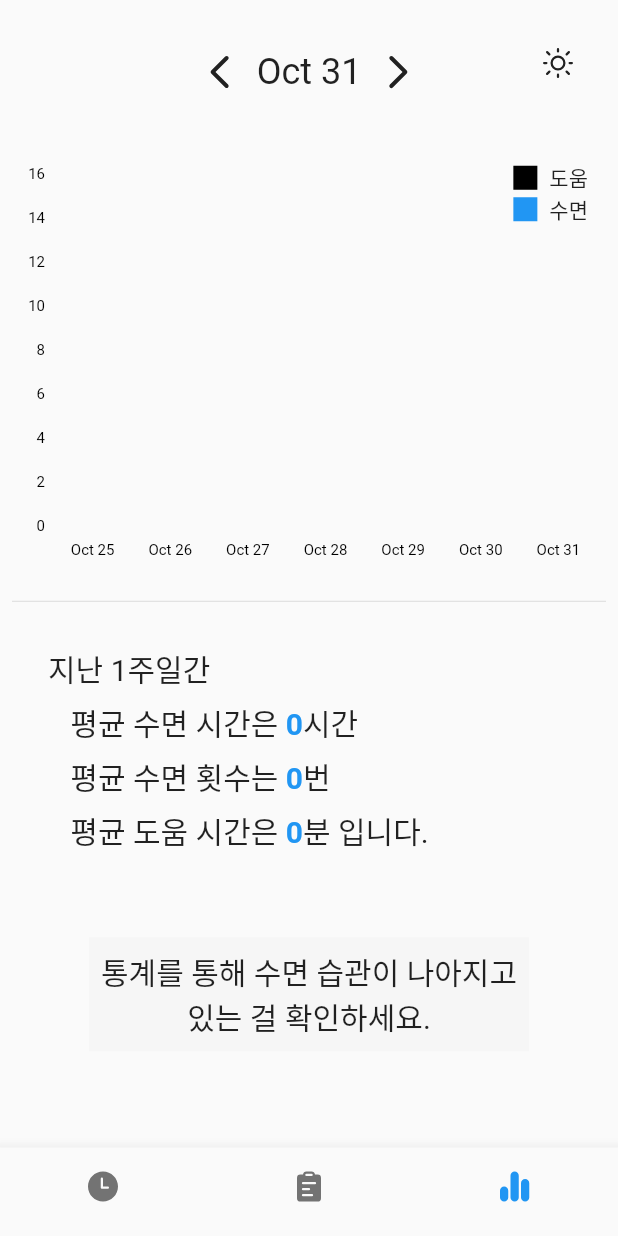
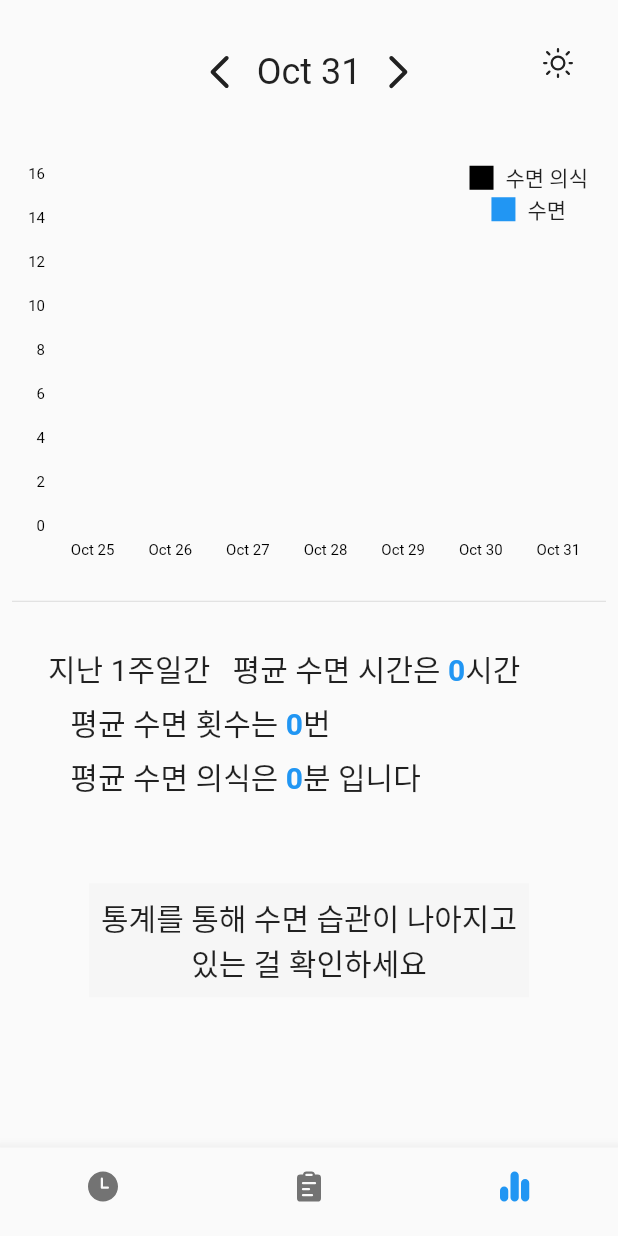
Before and after one commit to gaerongsalon/baby-sleep-time, a Flutter app: the screen it shows after launch, item 3 of the bottom bar chosen, on a phone screen of 412 x 824 dp. Run offline on Flutter 3.47's test engine with Material 2 defaults, Android fonts, the phone set to English and light mode, and no system bars; drawn by our look-alikes of fl_chart; our stand-ins replace floor, fluentui_icons, flutter_datetime_picker, shared_preferences, sqflite; missing offline and left inert: highlighter_coachmark; accounts and stored records are empty; generated files the repository leaves out were written again; statements that could not run were skipped.

Commit message:
Revise messages

```diff
--- a/lib/components/show_coach.dart
+++ b/lib/components/show_coach.dart
@@ -1,4 +1,5 @@
 import 'dart:async';
+
 import 'package:flutter/material.dart';
 import 'package:highlighter_coachmark/highlighter_coachmark.dart';
 
--- a/lib/screens/home/home_screen.dart
+++ b/lib/screens/home/home_screen.dart
@@ -2,6 +2,7 @@ import 'package:fluentui_icons/fluentui_icons.dart';
 import 'package:flutter/material.dart';
 
 import '../../constants.dart';
+import '../../services/messages.dart';
 import '../../tabs/chart/chart_tab_page.dart';
 import '../../tabs/table/table_tab_page.dart';
 import '../../tabs/watch/watch_tab_page.dart';
@@ -23,6 +24,7 @@ class _HomeScreenState extends State<HomeScreen> {
     WatchTabPage(),
     TableTabPage(),
     ChartTabPage(),
+    // SettingTabPage(),
   ];
 
   @override
@@ -41,17 +43,21 @@ class _HomeScreenState extends State<HomeScreen> {
         currentIndex: _tabIndex,
         items: [
           const BottomNavigationBarItem(
-            title: Text("기록"),
+            label: kText_TabMenuWatch,
             icon: const Icon(FluentSystemIcons.ic_fluent_clock_filled),
           ),
           const BottomNavigationBarItem(
-            title: Text("일지"),
+            label: kText_TabMenuTable,
             icon: const Icon(FluentSystemIcons.ic_fluent_clipboard_text_filled),
           ),
           const BottomNavigationBarItem(
-            title: Text("통계"),
+            label: kText_TabMenuStatistics,
             icon: const Icon(FluentSystemIcons.ic_fluent_poll_filled),
           ),
+          // const BottomNavigationBarItem(
+          //   label: kText_TabMenuSettings,
+          //   icon: const Icon(FluentSystemIcons.ic_fluent_settings_filled),
+          // ),
         ],
       ),
       floatingActionButton: Column(
--- a/lib/screens/splash/splash_screen.dart
+++ b/lib/screens/splash/splash_screen.dart
@@ -1,4 +1,5 @@
-import 'package:baby_sleep_time/services/store/tip_state.dart';
+import '../../services/messages.dart';
+import '../../services/store/tip_state.dart';
 import 'package:flutter/material.dart';
 
 import '../../constants.dart';
@@ -44,7 +45,7 @@ class _SplashScreenState extends State<SplashScreen> {
                 ),
                 Padding(
                   padding: const EdgeInsets.only(top: 32.0),
-                  child: Text("자장자장",
+                  child: Text(kText_AppTitle,
                       style: TextStyle(
                           decoration: TextDecoration.none, fontSize: 24.0)),
                 )
--- /dev/null
+++ b/lib/services/messages.dart
@@ -0,0 +1,43 @@
+const kText_TabMenuWatch = "기록";
+const kText_TabMenuTable = "일지";
+const kText_TabMenuStatistics = "통계";
+const kText_TabMenuSettings = "설정";
+
+const kText_AppTitle = "자장자장";
+
+const kText_ActionHelp = "수면 의식";
+const kText_ActionSleep = "수면";
+const kText_ActionDelete = "삭제";
+const kText_ActionCancel = "취소";
+const kText_ActionYes = "네";
+const kText_ActionNo = "아니오";
+const kText_ActionDebug = "디버그";
+
+const kText_WatchStartHelp = "수면 의식 시작해볼까요?";
+const kText_WatchHelpProgress = "아이를 믿고 기다려봐요";
+const kText_WatchSleepProgress = "수고했어요!";
+
+const kText_TableNoData = "아직 기록이 없습니다";
+const kText_TableConfirmToDelete = "삭제할까요?";
+const kText_TableDeleteLabel = "선택한 항목을 삭제합니다";
+
+const kText_ReportTitle = "지난 1주일간";
+const kText_ReportSleepHours = "수면 시간은";
+const kText_ReportSleepCount = "수면 횟수는";
+const kText_ReportHelpMinutes = "수면 의식은";
+const kText_ReportHourUnit = "시간";
+const kText_ReportCountUnit = "번";
+const kText_ReportMinuteUnit = "분";
+const kText_ReportAverage = "평균";
+const kText_ReportEnd = "입니다";
+
+const kText_TipWatchStartHelp = "아이콘을 눌러\n수면 의식을 기록해보세요";
+const kText_TipWatchStartSleep = "수면 의식이 끝나면 아이콘을 누르고\n이제부터 수면 시간을 측정하세요";
+const kText_TipWatchHaltCancel = "아이가 너무 힘들어 하면\n그만 둘 수 있어요";
+const kText_TipWatchSleepEnd = "아이가 잠에서 깨면 아이콘을 누르고\n지금까지의 수면 시간을 기록하세요";
+const kText_TipWatchFirstRecord = "첫 수면 기록이 완성되었어요";
+const kText_TipStatistics = "통계를 통해 수면 습관이 나아지고\n있는 걸 확인하세요";
+const kText_TipTable = "하루의 수면 의식과\n수면 시간을 기록합니다";
+
+const kText_DebugGenerateTestData = "테스트 데이터 생성";
+const kText_DebugDeleteAllData = "모든 데이터 삭제";
--- a/lib/services/store/store.dart
+++ b/lib/services/store/store.dart
@@ -1,5 +1,3 @@
-import 'package:floor/floor.dart';
-
 import '../../models/sleep_history.dart';
 import 'sleep_history_dao.dart';
 import 'sleep_history_database.dart';
--- a/lib/services/store/tip_state.dart
+++ b/lib/services/store/tip_state.dart
@@ -3,12 +3,12 @@ import 'dart:collection';
 import 'package:shared_preferences/shared_preferences.dart';
 
 class TipState {
-  static const recordStartKey = "tipstate.recordstart";
-  static const sleepStartButtonKey = "tipstate.sleepstart";
-  static const wakeupButtonKey = "tipstate.wakeup";
-  static const firstRecordKey = "tipstate.firstrecord";
-  static const tableKey = "tipstate.table";
-  static const chartKey = "tipstate.chart";
+  static const recordStartKey = "tip.state.recordstart";
+  static const sleepStartButtonKey = "tip.state.sleepstart";
+  static const wakeupButtonKey = "tip.state.wakeup";
+  static const firstRecordKey = "tip.state.firstrecord";
+  static const tableKey = "tip.state.table";
+  static const chartKey = "tip.state.chart";
 
   static final _allKeys = [
     recordStartKey,
--- a/lib/tabs/chart/chart_tab_page.dart
+++ b/lib/tabs/chart/chart_tab_page.dart
@@ -1,10 +1,11 @@
-import 'package:baby_sleep_time/services/store/tip_state.dart';
 import 'package:flutter/material.dart';
 
 import '../../components/date_header.dart';
 import '../../components/tip_text.dart';
 import '../../services/chart/chart_data.dart';
 import '../../services/chart/generate_chart_data.dart';
+import '../../services/messages.dart';
+import '../../services/store/tip_state.dart';
 import '../../utils/date_converter.dart';
 import 'components/stacked_bar_chart.dart';
 
@@ -68,8 +69,8 @@ class _ChartTabPageState extends State<ChartTabPage> {
                 right: 12,
                 child: Column(
                   children: [
-                    _LegendLabel(color: helpColor, label: "도움"),
-                    _LegendLabel(color: sleepColor, label: "수면"),
+                    _LegendLabel(color: helpColor, label: kText_ActionHelp),
+                    _LegendLabel(color: sleepColor, label: kText_ActionSleep),
                   ],
                 ),
               )
@@ -80,21 +81,30 @@ class _ChartTabPageState extends State<ChartTabPage> {
               width: double.infinity,
               padding: const EdgeInsets.symmetric(vertical: 16, horizontal: 24),
               child: Text.rich(TextSpan(
-                  text: "지난 1주일간\n",
+                  text: kText_ReportTitle,
                   children: []
                     ..addAll(_buildStatText(
-                        "수면 시간은", averageSleepHours, "시간", theme.accentColor))
+                        kText_ReportSleepHours,
+                        averageSleepHours,
+                        kText_ReportHourUnit,
+                        theme.accentColor))
                     ..addAll(_buildStatText(
-                        "수면 횟수는", averageSleepCount, "번", theme.accentColor))
-                    ..addAll(_buildStatText("도움 시간은", averageHelpMinutes,
-                        "분 입니다.", theme.accentColor)),
+                        kText_ReportSleepCount,
+                        averageSleepCount,
+                        kText_ReportCountUnit,
+                        theme.accentColor))
+                    ..addAll(_buildStatText(
+                        kText_ReportHelpMinutes,
+                        averageHelpMinutes,
+                        kText_ReportMinuteUnit + " " + kText_ReportEnd,
+                        theme.accentColor)),
                   style: TextStyle(fontSize: 20.0, height: 1.8))),
             ),
             !TipState.instance.isShown(TipState.chartKey)
                 ? GestureDetector(
                     onTap: () => setState(
                         () => TipState.instance.markAsShown(TipState.chartKey)),
-                    child: TipText(text: "통계를 통해 수면 습관이 나아지고\n있는 걸 확인하세요."))
+                    child: TipText(text: kText_TipStatistics))
                 : Container(),
           ],
         ),
@@ -106,7 +116,7 @@ class _ChartTabPageState extends State<ChartTabPage> {
       String label, String value, String unit, Color valueColor) {
     return [
       // ignore: unnecessary_brace_in_string_interps
-      TextSpan(text: "   평균 ${label} "),
+      TextSpan(text: "   ${kText_ReportAverage} ${label} "),
       TextSpan(
           text: value,
           style: TextStyle(color: valueColor, fontWeight: FontWeight.bold)),
```
Also changed, not shown: lib/tabs/setting/setting_tab_page.dart (added, +21 -0 lines), lib/tabs/table/table_tab_page.dart (+11 -8 lines), lib/tabs/watch/watch_tab_page.dart (+26 -12 lines).
